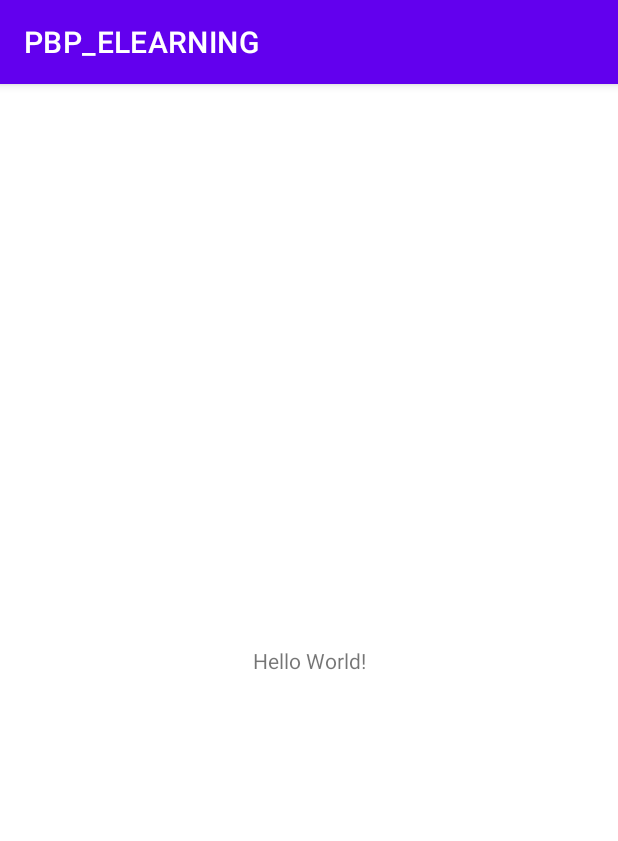
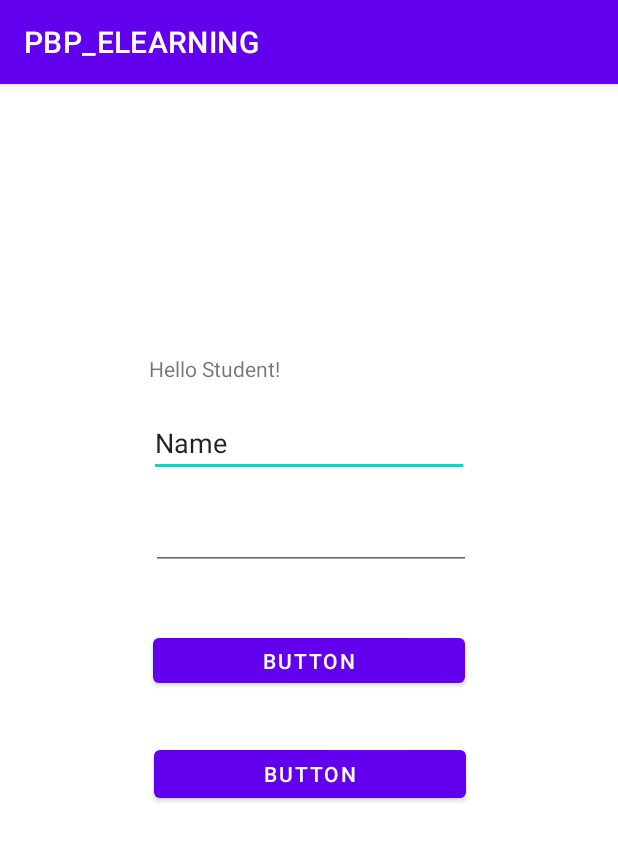
Before and after one commit to AlfonsInfo/PBP_ELEARNING, an Android app: the screen it shows after launch (MainActivity before the commit, loginActivity after it), on a phone screen of 412 x 824 dp. Shown: the top 841 px of the screen. Run offline under Robolectric (Android 15) with nearby library versions, the phone set to English and light mode, and no system bars.

Commit message:
activity main ( kt,xml) -> activity login. login form,belum dicode

```diff
--- a/app/src/main/AndroidManifest.xml
+++ b/app/src/main/AndroidManifest.xml
@@ -14,7 +14,7 @@
         android:theme="@style/Theme.PBP_ELEARNING"
         tools:targetApi="31">
         <activity
-            android:name=".MainActivity"
+            android:name=".loginActivity"
             android:exported="true">
             <intent-filter>
                 <action android:name="android.intent.action.MAIN" />
--- a/app/src/main/java/com/kelompok11/pbp_elearning/MainActivity.kt
+++ b/app/src/main/java/com/kelompok11/pbp_elearning/loginActivity.kt
@@ -1,11 +1,11 @@
-package com.kelompok11.pbp_elearning
+    package com.kelompok11.pbp_elearning
 
 import androidx.appcompat.app.AppCompatActivity
 import android.os.Bundle
 
-class MainActivity : AppCompatActivity() {
+class loginActivity : AppCompatActivity() {
     override fun onCreate(savedInstanceState: Bundle?) {
         super.onCreate(savedInstanceState)
-        setContentView(R.layout.activity_main)
+        setContentView(R.layout.activity_login)
     }
 }
--- /dev/null
+++ b/app/src/main/res/layout/activity_login.xml
@@ -0,0 +1,68 @@
+<?xml version="1.0" encoding="utf-8"?>
+<androidx.constraintlayout.widget.ConstraintLayout xmlns:android="http://schemas.android.com/apk/res/android"
+    xmlns:app="http://schemas.android.com/apk/res-auto"
+    xmlns:tools="http://schemas.android.com/tools"
+    android:layout_width="match_parent"
+    android:layout_height="match_parent"
+    tools:context=".loginActivity">
+
+    <TextView
+        android:id="@+id/textView"
+        android:layout_width="wrap_content"
+        android:layout_height="wrap_content"
+        android:text="Hello Student!"
+        app:layout_constraintBottom_toBottomOf="parent"
+        app:layout_constraintEnd_toEndOf="parent"
+        app:layout_constraintHorizontal_bias="0.305"
+        app:layout_constraintStart_toStartOf="parent"
+        app:layout_constraintTop_toTopOf="parent"
+        app:layout_constraintVertical_bias="0.24" />
+
+    <Button
+        android:id="@+id/button2"
+        android:layout_width="208dp"
+        android:layout_height="42dp"
+        android:text="Button"
+        app:layout_constraintBottom_toBottomOf="parent"
+        app:layout_constraintEnd_toEndOf="parent"
+        app:layout_constraintStart_toStartOf="parent"
+        app:layout_constraintTop_toTopOf="parent" />
+
+    <EditText
+        android:id="@+id/editTextTextPersonName"
+        android:layout_width="wrap_content"
+        android:layout_height="wrap_content"
+        android:ems="10"
+        android:inputType="textPersonName"
+        android:text="Name"
+        app:layout_constraintBottom_toTopOf="@+id/editTextTextPassword"
+        app:layout_constraintEnd_toEndOf="parent"
+        app:layout_constraintStart_toStartOf="parent"
+        app:layout_constraintTop_toBottomOf="@+id/textView" />
+
+    <EditText
+        android:id="@+id/editTextTextPassword"
+        android:layout_width="wrap_content"
+        android:layout_height="wrap_content"
+        android:ems="10"
+        android:inputType="textPassword"
+        app:layout_constraintBottom_toTopOf="@+id/button2"
+        app:layout_constraintEnd_toEndOf="parent"
+        app:layout_constraintHorizontal_bias="0.507"
+        app:layout_constraintStart_toStartOf="parent"
+        app:layout_constraintTop_toTopOf="parent"
+        app:layout_constraintVertical_bias="0.876" />
+
+    <Button
+        android:id="@+id/button3"
+        android:layout_width="208dp"
+        android:layout_height="44dp"
+        android:text="Button"
+        app:layout_constraintBottom_toBottomOf="parent"
+        app:layout_constraintEnd_toEndOf="parent"
+        app:layout_constraintHorizontal_bias="0.502"
+        app:layout_constraintStart_toStartOf="parent"
+        app:layout_constraintTop_toBottomOf="@+id/button2"
+        app:layout_constraintVertical_bias="0.103" />
+
+</androidx.constraintlayout.widget.ConstraintLayout>
--- a/app/src/main/res/layout/activity_main.xml
+++ /dev/null
@@ -1,18 +0,0 @@
-<?xml version="1.0" encoding="utf-8"?>
-<androidx.constraintlayout.widget.ConstraintLayout xmlns:android="http://schemas.android.com/apk/res/android"
-    xmlns:app="http://schemas.android.com/apk/res-auto"
-    xmlns:tools="http://schemas.android.com/tools"
-    android:layout_width="match_parent"
-    android:layout_height="match_parent"
-    tools:context=".MainActivity">
-
-    <TextView
-        android:layout_width="wrap_content"
-        android:layout_height="wrap_content"
-        android:text="Hello World!"
-        app:layout_constraintBottom_toBottomOf="parent"
-        app:layout_constraintEnd_toEndOf="parent"
-        app:layout_constraintStart_toStartOf="parent"
-        app:layout_constraintTop_toTopOf="parent" />
-
-</androidx.constraintlayout.widget.ConstraintLayout>
```
